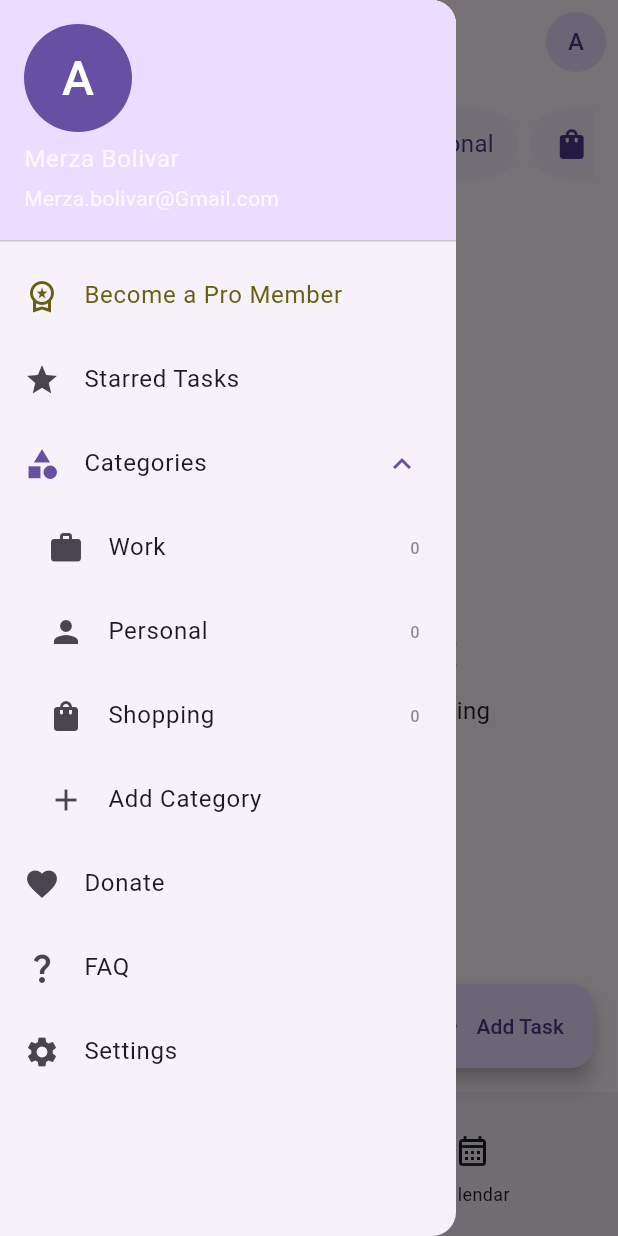
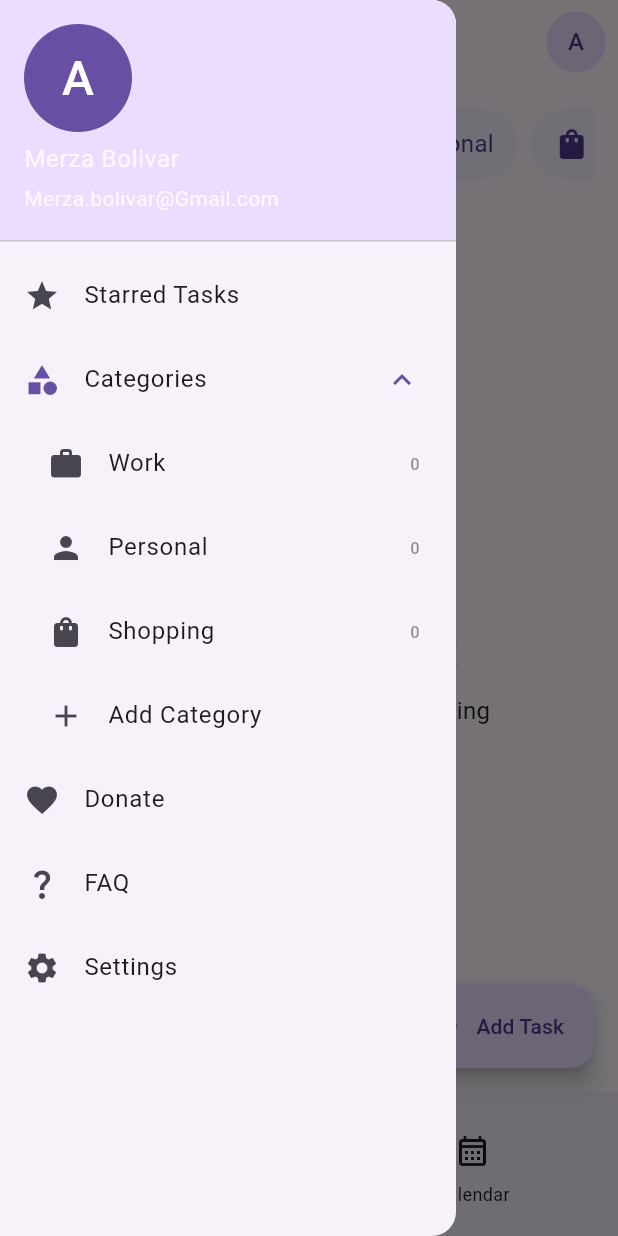
Before and after one commit to HexaRy0/todo_app, a Flutter app: the screen it shows after launch, with the side drawer open, on a phone screen of 412 x 824 dp. Run offline on Flutter 3.47's test engine with Material 2 defaults, Android fonts, the phone set to English and light mode, and no system bars; drawn by our look-alikes of dynamic_color; our stand-ins replace flutter_form_builder, flutter_riverpod, flutter_slidable, riverpod, table_calendar.

Commit message:
revert: pro member

```diff
--- a/lib/screens/home/home.dart
+++ b/lib/screens/home/home.dart
@@ -72,25 +72,6 @@ class _HomeScreenState extends ConsumerState<HomeScreen> {
                     fontSize: 32,
                     color: Theme.of(context).colorScheme.onPrimary,
                   ),
-                ),
-              ),
-            ),
-            ListTile(
-              onTap: () {},
-              leading: Icon(
-                Icons.workspace_premium_outlined,
-                color: ColorScheme.fromSeed(
-                  seedColor: Colors.yellow,
-                  brightness: Theme.of(context).brightness,
-                ).primary,
-              ),
-              title: Text(
-                'Become a Pro Member',
-                style: TextStyle(
-                  color: ColorScheme.fromSeed(
-                    seedColor: Colors.yellow,
-                    brightness: Theme.of(context).brightness,
-                  ).primary,
                 ),
               ),
             ),
```
